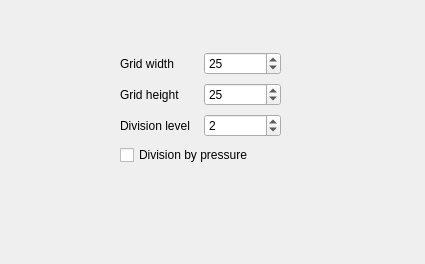
The window that krita/plugins/paintops/gridbrush/wdggridoptions.ui (KDE/krita) describes before a commit, drawn with Qt 5.
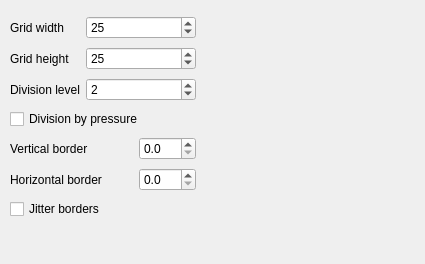
The same window after the commit.

Commit message: Color options implemented, border options added.

```diff
--- a/krita/plugins/paintops/gridbrush/wdggridoptions.ui
+++ b/krita/plugins/paintops/gridbrush/wdggridoptions.ui
@@ -22,13 +22,13 @@
     <height>260</height>
    </size>
   </property>
-  <widget class="QWidget" name="layoutWidget">
+  <widget class="QWidget" name="">
    <property name="geometry">
     <rect>
-     <x>120</x>
-     <y>50</y>
-     <width>161</width>
-     <height>121</height>
+     <x>10</x>
+     <y>14</y>
+     <width>186</width>
+     <height>212</height>
     </rect>
    </property>
    <layout class="QGridLayout" name="gridLayout">
@@ -39,8 +39,11 @@
       </property>
      </widget>
     </item>
-    <item row="0" column="1">
+    <item row="0" column="1" colspan="2">
      <widget class="QSpinBox" name="gridWidthSPBox">
+      <property name="maximum">
+       <number>999</number>
+      </property>
       <property name="value">
        <number>25</number>
       </property>
@@ -53,8 +56,11 @@
       </property>
      </widget>
     </item>
-    <item row="1" column="1">
+    <item row="1" column="1" colspan="2">
      <widget class="QSpinBox" name="gridHeightSPBox">
+      <property name="maximum">
+       <number>999</number>
+      </property>
       <property name="value">
        <number>25</number>
       </property>
@@ -67,20 +73,58 @@
       </property>
      </widget>
     </item>
-    <item row="2" column="1">
+    <item row="2" column="1" colspan="2">
      <widget class="QSpinBox" name="divisionLevelSPBox">
+      <property name="maximum">
+       <number>999</number>
+      </property>
       <property name="value">
        <number>2</number>
       </property>
      </widget>
     </item>
-    <item row="3" column="0" colspan="2">
+    <item row="3" column="0" colspan="3">
      <widget class="QCheckBox" name="divisionPressureCHBox">
       <property name="text">
        <string>Division by pressure</string>
       </property>
      </widget>
     </item>
+    <item row="4" column="0" colspan="2">
+     <widget class="QLabel" name="label_4">
+      <property name="text">
+       <string>Vertical border</string>
+      </property>
+     </widget>
+    </item>
+    <item row="4" column="2">
+     <widget class="QDoubleSpinBox" name="vertBorderDSPBox">
+      <property name="decimals">
+       <number>1</number>
+      </property>
+     </widget>
+    </item>
+    <item row="5" column="0" colspan="2">
+     <widget class="QLabel" name="label_5">
+      <property name="text">
+       <string>Horizontal border</string>
+      </property>
+     </widget>
+    </item>
+    <item row="5" column="2">
+     <widget class="QDoubleSpinBox" name="horizBorderDSPBox">
+      <property name="decimals">
+       <number>1</number>
+      </property>
+     </widget>
+    </item>
+    <item row="6" column="0" colspan="3">
+     <widget class="QCheckBox" name="jitterBorderCHBox">
+      <property name="text">
+       <string>Jitter borders</string>
+      </property>
+     </widget>
+    </item>
    </layout>
   </widget>
  </widget>
```
The commit also changes 9 other files.
